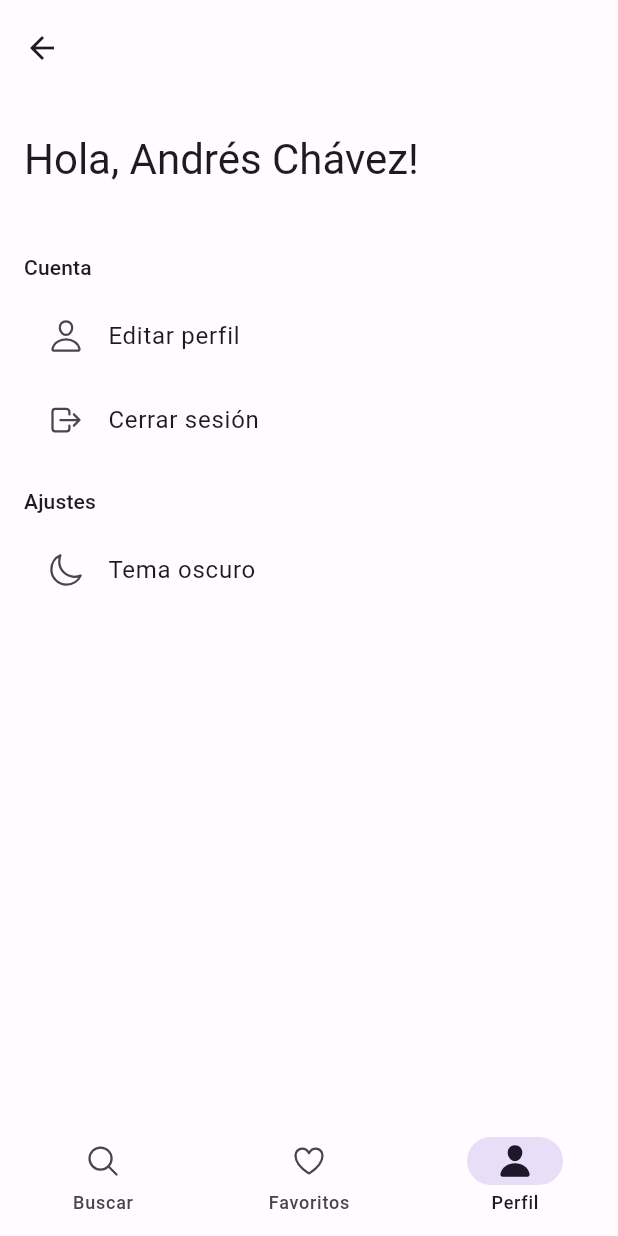
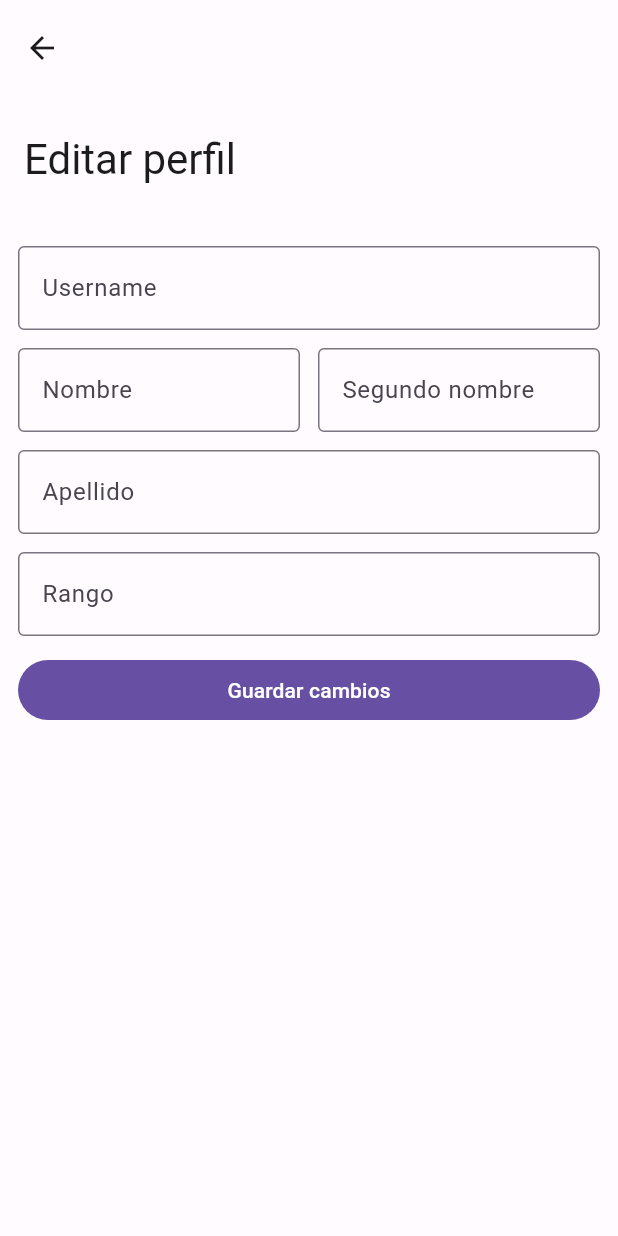
Before and after one commit to Heroes-Colombia/heroes-app, a Flutter app: the DashBoardView screen opened by its route, item 3 of the bottom bar chosen, after a tap on "Editar perfil", on a phone screen of 412 x 824 dp. Run offline on Flutter 3.47's test engine with Material 2 defaults, Android fonts, the phone set to English and light mode, and no system bars; drawn by our look-alikes of flutter_form_builder; our stand-ins replace auto_route, bloc, cloud_firestore, dio, equatable, firebase_auth and 5 more; accounts and stored records are empty.

Commit message:
Added: Profile cubit Added: profileView and edit profile view texts Added: EditProfileView page to the router

```diff
--- a/lib/assets/app_constants.dart
+++ b/lib/assets/app_constants.dart
@@ -60,4 +60,35 @@ class AppConstants {
       'try-again': 'Intentar de nuevo',
     },
   };
+  final dashBoardTexts = {
+    'profileView': {
+      'title': 'Ajustes',
+      'account': 'Cuenta',
+      'edit-profile': 'Editar perfil',
+      'logout': 'Cerrar sesión',
+      'settings': 'Ajustes',
+      'dark-mode': 'Tema oscuro',
+    },
+    'editprofileView': {
+      'title': 'Editar perfil',
+      'error-title': 'Error',
+      'email-label': 'Correo electrónico',
+      'email-hint': 'Ingresa tu correo electrónico',
+      'email-validator': 'Por favor ingresa un correo electrónico válido',
+      'username-label': 'Username',
+      'username-hint': 'Ingresa tu username',
+      'firstname-label': 'Nombre',
+      'firstname-hint': 'Ingresa tu nombre',
+      'secondname-label': 'Segundo nombre',
+      'secondname-hint': 'Ingresa tu segundo nombre',
+      'lastname-label': 'Apellido',
+      'lastname-hint': 'Ingresa tu apellido',
+      'rank-label': 'Rango',
+      'rank-hint': 'Ingresa tu rango',
+      'savechanges-button': 'Guardar cambios',
+      'error-content': 'Hubo un error al guardar los cambios',
+      'success-content': 'Información actualizada',
+      'empty-string': 'Este campo no puede estar vacío',
+    }
+  };
 }
--- a/lib/main.dart
+++ b/lib/main.dart
@@ -8,6 +8,7 @@ import 'package:heroes_app/src/config/app_themes.dart';
 import 'package:heroes_app/src/config/router/app_router.dart';
 import 'package:heroes_app/src/locator.dart';
 import 'package:heroes_app/src/presentation/cubits/auth/auth_cubit.dart';
+import 'package:heroes_app/src/presentation/cubits/profile/profile_cubit.dart';
 
 Future<void> main() async {
   WidgetsBinding widgetsBinding = WidgetsFlutterBinding.ensureInitialized();
@@ -31,6 +32,7 @@ class MyApp extends StatelessWidget {
     return MultiBlocProvider(
       providers: [
         BlocProvider(create: (context) => AuthCubit()),
+        BlocProvider(create: (context) => ProfileCubit()),
       ],
       child: MaterialApp.router(
         title: 'Heroes',
--- a/lib/src/config/router/app_router.dart
+++ b/lib/src/config/router/app_router.dart
@@ -6,6 +6,7 @@ import 'app_router.gr.dart';
 class AppRouter extends $AppRouter {
   @override
   List<AutoRoute> get routes => [
+        //Auth routes
         CustomRoute(
           page: AuthView.page,
           path: '/welcome',
@@ -17,6 +18,7 @@ class AppRouter extends $AppRouter {
             AutoRoute(page: RestorePassword.page, path: 'restorePassword'),
           ],
         ),
+        //Dashboard routes
         CustomRoute(
           page: DashBoardView.page,
           path: '/dashboard',
@@ -27,6 +29,12 @@ class AppRouter extends $AppRouter {
             AutoRoute(page: FavoritesView.page, path: 'favorites'),
             AutoRoute(page: ProfileView.page, path: 'settings'),
           ],
-        )
+        ),
+        //Individual hero routes
+        CustomRoute(
+          page: EditProfileView.page,
+          path: '/editProfile',
+          transitionsBuilder: TransitionsBuilders.slideLeftWithFade,
+        ),
       ];
 }
--- a/lib/src/domain/models/user_model.dart
+++ b/lib/src/domain/models/user_model.dart
@@ -41,7 +41,7 @@ class User extends Equatable {
       firstName: json['first_name'] as String,
       secondName: json['second_name'] as String,
       lastName: json['last_name'] as String,
-      permission: json['permission'] as String,
+      permission: json['permission'] as String? ?? '',
       rank: json['rank'] as String,
     );
   }
--- a/lib/src/domain/repositories/auth_service.dart
+++ b/lib/src/domain/repositories/auth_service.dart
@@ -42,7 +42,8 @@ class AuthService {
     return isUserSignedIn;
   }
 
-  Future<String> getUserInfo() async {
-    return '';
+  String getUserId() {
+    var userUid = FirebaseAuth.instance.currentUser!.uid;
+    return userUid;
   }
 }
--- a/lib/src/domain/repositories/firestore_service.dart
+++ b/lib/src/domain/repositories/firestore_service.dart
@@ -13,9 +13,22 @@ class FirestoreService {
   }
 
   Future<Map<String, dynamic>> readDocumentById(
-      String collectionName, String id) async {
-    final docSnapshot =
-        await _firestore.collection(collectionName).doc(id).get();
-    return docSnapshot.data() as Map<String, dynamic>;
+      String collectionName, String id, String property) async {
+    final docSnapshot = await _firestore
+        .collection(collectionName)
+        .where(property, isEqualTo: id)
+        .get();
+    return docSnapshot.docs.first.data();
+  }
+
+  Future<Map<String, dynamic>> editDocumentById(String collectionName,
+      String id, String property, Map<String, dynamic> data) async {
+    final docSnapshot = await _firestore
+        .collection(collectionName)
+        .where(property, isEqualTo: id)
+        .get();
+    final docId = docSnapshot.docs.first.id;
+    await _firestore.collection(collectionName).doc(docId).update(data);
+    return data;
   }
 }
--- /dev/null
+++ b/lib/src/presentation/cubits/profile/profile_cubit.dart
@@ -0,0 +1,56 @@
+import 'dart:developer';
+
+import 'package:bloc/bloc.dart';
+import 'package:equatable/equatable.dart';
+import 'package:get_it/get_it.dart';
+import 'package:heroes_app/assets/app_constants.dart';
+import 'package:heroes_app/src/domain/models/user_model.dart';
+import 'package:heroes_app/src/domain/repositories/auth_service.dart';
+import 'package:heroes_app/src/domain/repositories/firestore_service.dart';
+
+part 'profile_state.dart';
+
+class ProfileCubit extends Cubit<ProfileState> {
+  ProfileCubit() : super(const ProfileInitial());
+  final locator = GetIt.instance;
+
+  void restoreProfileState() {
+    //If the current state is ProfileError, we try to restore the previous state
+    if (state is ProfileError) {
+      emit(const ProfileInitial(user: null));
+    }
+  }
+
+  void getInitialProfileInfo() {
+    getProfileInfo();
+  }
+
+  void getProfileInfo() async {
+    try {
+      final userCollection = locator.get<AppConstants>().usersCollection;
+      final userId = locator.get<AuthService>().getUserId();
+      final userRawInfo = await locator
+          .get<FirestoreService>()
+          .readDocumentById(userCollection, userId, 'uid');
+      final user = User.fromJson(userRawInfo);
+      emit(ProfileLoaded(user: user));
+    } catch (e) {
+      log(e.toString());
+      emit(ProfileError());
+    }
+  }
+
+  Future<void> updateProfileInfo(Map<String, dynamic> data) async {
+    try {
+      final userCollection = locator.get<AppConstants>().usersCollection;
+      final userId = locator.get<AuthService>().getUserId();
+      await locator
+          .get<FirestoreService>()
+          .editDocumentById(userCollection, userId, 'uid', data);
+      getProfileInfo();
+    } catch (e) {
+      log(e.toString());
+      emit(ProfileError());
+    }
+  }
+}
--- /dev/null
+++ b/lib/src/presentation/cubits/profile/profile_state.dart
@@ -0,0 +1,19 @@
+part of 'profile_cubit.dart';
+
+abstract class ProfileState extends Equatable {
+  final User? user;
+
+  const ProfileState({this.user});
+  @override
+  List<dynamic> get props => [user];
+}
+
+final class ProfileInitial extends ProfileState {
+  const ProfileInitial({super.user});
+}
+
+final class ProfileLoaded extends ProfileState {
+  const ProfileLoaded({super.user});
+}
+
+final class ProfileError extends ProfileState {}
--- a/lib/src/presentation/pages/dashboard/dashboard_view.dart
+++ b/lib/src/presentation/pages/dashboard/dashboard_view.dart
@@ -10,9 +10,9 @@ class DashBoardView extends StatelessWidget {
   @override
   Widget build(BuildContext context) {
     return AutoTabsScaffold(
-      routes: const [
-        SearchView(),
-        FavoritesView(),
+      routes: [
+        const SearchView(),
+        const FavoritesView(),
         ProfileView(),
       ],
       bottomNavigationBuilder: (context, tabsRouter) {
--- /dev/null
+++ b/lib/src/presentation/pages/dashboard/pages/profile/edit_profile_view.dart
@@ -0,0 +1,204 @@
+import 'package:auto_route/auto_route.dart';
+import 'package:flutter/material.dart';
+import 'package:flutter_bloc/flutter_bloc.dart';
+import 'package:flutter_form_builder/flutter_form_builder.dart';
+import 'package:get_it/get_it.dart';
+import 'package:heroes_app/assets/app_constants.dart';
+import 'package:heroes_app/assets/app_methods.dart';
+import 'package:heroes_app/src/domain/models/user_model.dart';
+import 'package:heroes_app/src/presentation/cubits/profile/profile_cubit.dart';
+import 'package:heroes_app/src/presentation/widgets/async_button_widget.dart';
+
+final updateUserForm = GlobalKey<FormBuilderState>();
+
+@RoutePage()
+class EditProfileView extends StatelessWidget {
+  EditProfileView({Key? key}) : super(key: key);
+  final locator = GetIt.instance;
+
+  @override
+  Widget build(BuildContext context) {
+    var theme = Theme.of(context);
+    var texts = locator.get<AppConstants>().dashBoardTexts['editprofileView']!;
+    return WillPopScope(
+      onWillPop: () async {
+        context.read<ProfileCubit>().restoreProfileState();
+        return true;
+      },
+      child: GestureDetector(
+        onTap: () => FocusScope.of(context).unfocus(),
+        child: Scaffold(
+          body: BlocBuilder<ProfileCubit, ProfileState>(
+            builder: (context, state) {
+              switch (state.runtimeType) {
+                case ProfileInitial:
+                  context.read<ProfileCubit>().getInitialProfileInfo();
+                  return loadingView(context, theme, texts);
+                case ProfileLoaded:
+                  return successView(context, state.user!, texts, theme);
+                default:
+                  return errorView(context, theme, texts);
+              }
+            },
+          ),
+        ),
+      ),
+    );
+  }
+
+  // 'rank': rank,
+  successView(BuildContext context, User user, texts, ThemeData theme) {
+    return CustomScrollView(
+      slivers: [
+        SliverAppBar.large(
+          title: Text(texts['title']!),
+        ),
+        SliverToBoxAdapter(
+          child: Container(
+            padding: const EdgeInsets.symmetric(horizontal: 12, vertical: 12),
+            child: FormBuilder(
+              key: updateUserForm,
+              child: Column(
+                  crossAxisAlignment: CrossAxisAlignment.stretch,
+                  children: [
+                    FormBuilderTextField(
+                      name: 'username',
+                      initialValue: user.username,
+                      validator: (value) => locator
+                          .get<AppMethods>()
+                          .emptyStringValidator(value!, texts['empty-string']!),
+                      autovalidateMode: AutovalidateMode.onUserInteraction,
+                      decoration: InputDecoration(
+                          hintText: texts['username-hint']!,
+                          labelText: texts['username-label']!,
+                          border: const OutlineInputBorder()),
+                    ),
+                    const SizedBox(height: 12),
+                    Row(children: [
+                      Expanded(
+                        child: FormBuilderTextField(
+                          name: 'first_name',
+                          initialValue: user.firstName,
+                          validator: (value) => locator
+                              .get<AppMethods>()
+                              .emptyStringValidator(
+                                  value!, texts['empty-string']!),
+                          autovalidateMode: AutovalidateMode.onUserInteraction,
+                          decoration: InputDecoration(
+                            hintText: texts['firstname-hint']!,
+                            labelText: texts['firstname-label']!,
+                            border: const OutlineInputBorder(),
+                          ),
+                        ),
+                      ),
+                      const SizedBox(width: 12),
+                      Expanded(
+                        child: FormBuilderTextField(
+                          name: 'second_name',
+                          initialValue: user.secondName,
+                          validator: (value) => locator
+                              .get<AppMethods>()
+                              .emptyStringValidator(
+                                  value!, texts['empty-string']!),
+                          autovalidateMode: AutovalidateMode.onUserInteraction,
+                          decoration: InputDecoration(
+                            hintText: texts['secondname-hint']!,
+                            labelText: texts['secondname-label']!,
+                            border: const OutlineInputBorder(),
+                          ),
+                        ),
+                      ),
+                    ]),
+                    const SizedBox(height: 12),
+                    FormBuilderTextField(
+                      name: 'last_name',
+                      initialValue: user.lastName,
+                      validator: (value) => locator
+                          .get<AppMethods>()
+                          .emptyStringValidator(value!, texts['empty-string']!),
+                      autovalidateMode: AutovalidateMode.onUserInteraction,
+                      decoration: InputDecoration(
+                        hintText: texts['lastname-hint']!,
+                        labelText: texts['lastname-label']!,
+                        border: const OutlineInputBorder(),
+                      ),
+                    ),
+                    const SizedBox(height: 12),
+                    FormBuilderTextField(
+                      name: 'rank',
+                      initialValue: user.rank,
+                      validator: (value) => locator
+                          .get<AppMethods>()
+                          .emptyStringValidator(value!, texts['empty-string']!),
+                      autovalidateMode: AutovalidateMode.onUserInteraction,
+                      decoration: InputDecoration(
+                        hintText: texts['rank-hint']!,
+                        labelText: texts['rank-label']!,
+                        border: const OutlineInputBorder(),
+                      ),
+                    ),
+                    const SizedBox(height: 12),
+                    AsyncButtonWidget(
+                      buttonText: texts['savechanges-button']!,
+                      onPressed: () => changeUserInfo(context, texts),
+                    )
+                  ]),
+            ),
+          ),
+        )
+      ],
+    );
+  }
+
+  loadingView(BuildContext context, ThemeData theme, texts) {
+    return CustomScrollView(
+      slivers: [
+        SliverAppBar.large(
+          title: Text(texts['title']!),
+        ),
+        const SliverFillRemaining(
+          child: Center(child: CircularProgressIndicator()),
+        )
+      ],
+    );
+  }
+
+  initialView(BuildContext context, ThemeData theme, texts) {
+    return CustomScrollView(
+      slivers: [
+        SliverAppBar.large(
+          title: Text(texts['title']!),
+        ),
+      ],
+    );
+  }
+
+  errorView(BuildContext context, ThemeData theme, texts) {
+    return CustomScrollView(
+      slivers: [
+        SliverAppBar.large(
+          title: Text(texts['error-title']!),
+        ),
+        const SliverFillRemaining(
+          child: Center(child: CircularProgressIndicator()),
+        )
+      ],
+    );
+  }
+
+  Future<void> changeUserInfo(BuildContext context, texts) async {
+    final formIsValid = updateUserForm.currentState!.saveAndValidate();
+    if (formIsValid) {
+      final data = updateUserForm.currentState!.value;
+      await context.read<ProfileCubit>().updateProfileInfo(data);
+      if (!context.mounted) return;
+      ScaffoldMessenger.of(context).showSnackBar(
+        SnackBar(content: Text(texts['error-content']!)),
+      );
+    } else {
+      ScaffoldMessenger.of(context).showSnackBar(
+        SnackBar(content: Text(texts['error-content']!)),
+      );
+    }
+  }
+}
--- a/lib/src/presentation/pages/dashboard/pages/profile_view.dart
+++ b/lib/src/presentation/pages/dashboard/pages/profile/profile_view.dart
@@ -1,45 +1,49 @@
 import 'package:auto_route/auto_route.dart';
 import 'package:flutter/material.dart';
 import 'package:flutter_bloc/flutter_bloc.dart';
+import 'package:get_it/get_it.dart';
+import 'package:heroes_app/assets/app_constants.dart';
 import 'package:heroes_app/src/config/router/app_router.gr.dart';
 import 'package:heroes_app/src/presentation/cubits/auth/auth_cubit.dart';
 import 'package:ionicons/ionicons.dart';
 
 @RoutePage()
 class ProfileView extends StatelessWidget {
-  const ProfileView({Key? key}) : super(key: key);
+  ProfileView({Key? key}) : super(key: key);
+  final locator = GetIt.instance;
 
   @override
   Widget build(BuildContext context) {
     var theme = Theme.of(context);
+    var texts = locator.get<AppConstants>().dashBoardTexts['profileView']!;
     return Scaffold(
       body: CustomScrollView(
         slivers: [
-          const SliverAppBar.large(
-            title: Text('Hola, Andrés Chávez!'),
+          SliverAppBar.large(
+            title: Text(texts['title']!),
           ),
           SliverToBoxAdapter(
             child: Container(
               padding: const EdgeInsets.symmetric(horizontal: 16),
               child: ListBody(children: [
                 const SizedBox(height: 16),
-                Text('Cuenta', style: theme.textTheme.labelLarge),
+                Text(texts['account']!, style: theme.textTheme.labelLarge),
                 const SizedBox(height: 8),
                 ListTile(
                   leading: const Icon(Ionicons.person_outline),
-                  title: const Text('Editar perfil'),
-                  onTap: () {},
+                  title: Text(texts['edit-profile']!),
+                  onTap: () => context.router.push(EditProfileView()),
                 ),
                 ListTile(
                     leading: const Icon(Ionicons.log_out_outline),
-                    title: const Text('Cerrar sesión'),
+                    title: Text(texts['logout']!),
                     onTap: () => doLogOut(context)),
                 const SizedBox(height: 16),
-                Text('Ajustes', style: theme.textTheme.labelLarge),
+                Text(texts['settings']!, style: theme.textTheme.labelLarge),
                 const SizedBox(height: 8),
                 ListTile(
                   leading: const Icon(Ionicons.moon_outline),
-                  title: const Text('Tema oscuro'),
+                  title: Text(texts['dark-mode']!),
                   onTap: () {},
                 ),
               ]),
--- a/pubspec.yaml
+++ b/pubspec.yaml
@@ -32,6 +32,7 @@ dependencies:
   firebase_core: ^2.16.0
   firebase_auth: ^4.10.0
   cloud_firestore: ^4.9.2
+  bloc: ^8.1.2
 
 dev_dependencies:
   flutter_test:
```
Also changed, not shown: lib/src/config/router/app_router.gr.dart, pubspec.lock.
